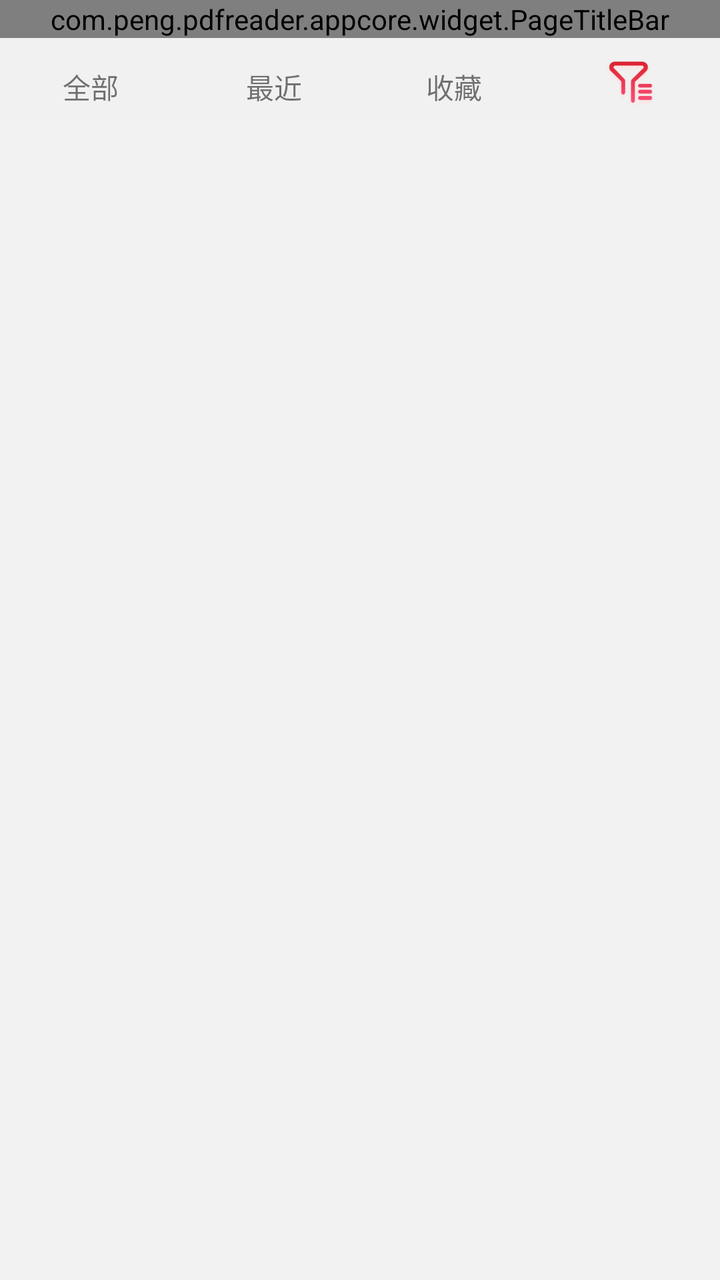
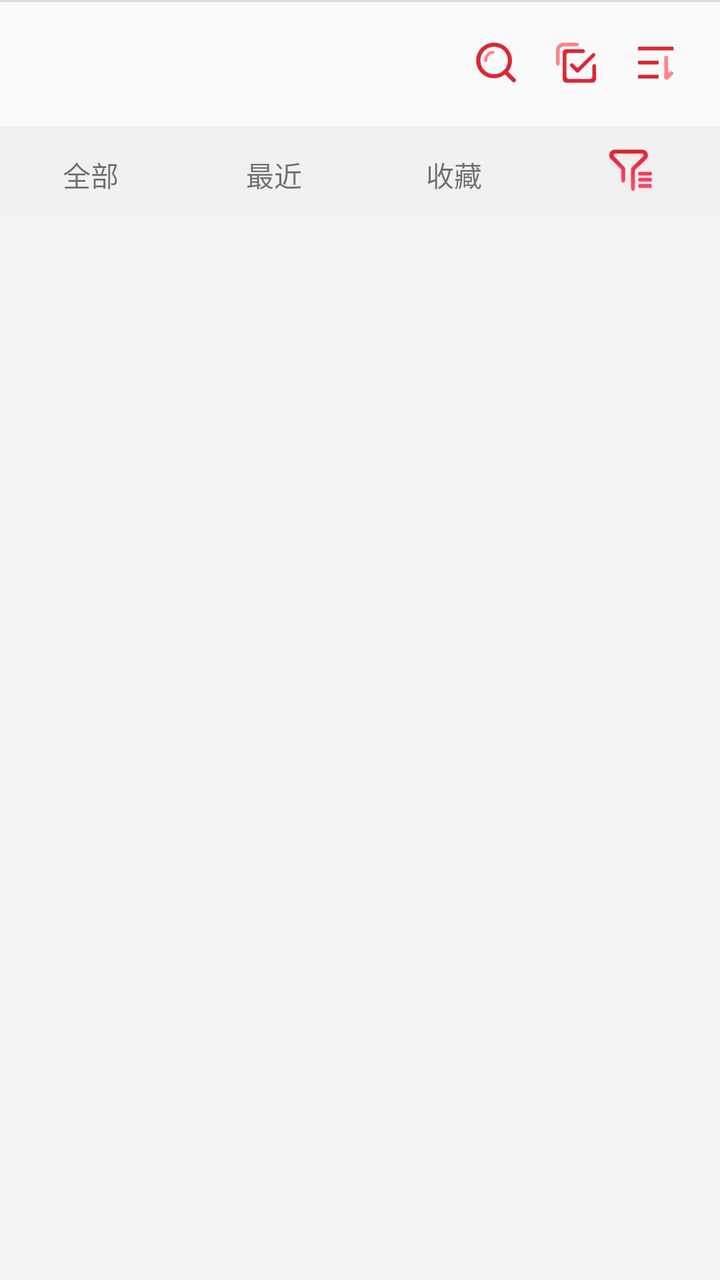

Screens rendered from an Android XML layout before and after an edit, with the pre-edit source and the edit as a unified diff.
<!-- AndroidManifest.xml: application theme Theme.PdfReader -->
<!-- res/layout/fragment_files.xml -->
<?xml version="1.0" encoding="utf-8"?>
<LinearLayout xmlns:android="http://schemas.android.com/apk/res/android"
    android:layout_width="match_parent"
    android:layout_height="match_parent"
    android:background="@color/surface_subtle"
    android:orientation="vertical">

    <FrameLayout
        android:layout_width="match_parent"
        android:layout_height="wrap_content">

        <com.peng.pdfreader.appcore.widget.PageTitleBar
            android:id="@+id/titleBar"
            android:layout_width="match_parent"
            android:layout_height="wrap_content" />

        
        <LinearLayout
            android:id="@+id/searchBar"
            android:layout_width="match_parent"
            android:layout_height="@dimen/top_bar_height"
            android:background="@color/surface_card"
            android:gravity="center_vertical"
            android:orientation="horizontal"
            android:paddingStart="12dp"
            android:paddingEnd="12dp"
            android:visibility="gone">

            <EditText
                android:id="@+id/etSearch"
                android:layout_width="0dp"
                android:layout_height="40dp"
                android:layout_weight="1"
                android:background="@drawable/bg_white_r36"
                android:backgroundTint="@null"
                android:hint="@string/files_search_hint"
                android:imeOptions="actionSearch"
                android:inputType="text"
                android:maxLines="1"
                android:paddingStart="12dp"
                android:paddingEnd="12dp"
                android:textColor="@color/text_secondary"
                android:textColorHint="@color/text_placeholder"
                android:textSize="16sp" />

            <TextView
                android:id="@+id/tvSearchCancel"
                android:layout_width="wrap_content"
                android:layout_height="wrap_content"
                android:layout_marginStart="16dp"
                android:clickable="true"
                android:focusable="true"
                android:text="@string/cancel"
                android:textColor="@color/text_secondary"
                android:textSize="16sp" />
        </LinearLayout>
    </FrameLayout>

    
    <LinearLayout
        android:id="@+id/tabRow"
        android:layout_width="match_parent"
        android:layout_height="44dp"
        android:background="@color/surface_muted"
        android:orientation="horizontal">

        <FrameLayout
            android:id="@+id/tabAll"
            android:layout_width="0dp"
            android:layout_height="match_parent"
            android:layout_weight="91"
            android:clickable="true"
            android:focusable="true">

            <TextView
                android:id="@+id/tvTabAll"
                android:layout_width="wrap_content"
                android:layout_height="wrap_content"
                android:layout_gravity="top|center_horizontal"
                android:layout_marginTop="14dp"
                android:fontFamily="sans-serif-medium"
                android:text="@string/files_tab_all"
                android:textSize="14sp" />

            <View
                android:id="@+id/indTabAll"
                android:layout_width="44dp"
                android:layout_height="2dp"
                android:layout_gravity="bottom|center_horizontal" />
        </FrameLayout>

        <FrameLayout
            android:id="@+id/tabRecent"
            android:layout_width="0dp"
            android:layout_height="match_parent"
            android:layout_weight="92"
            android:clickable="true"
            android:focusable="true">

            <TextView
                android:id="@+id/tvTabRecent"
                android:layout_width="wrap_content"
                android:layout_height="wrap_content"
                android:layout_gravity="top|center_horizontal"
                android:layout_marginTop="14dp"
                android:fontFamily="sans-serif-medium"
                android:text="@string/files_tab_recent"
                android:textSize="14sp" />

            <View
                android:id="@+id/indTabRecent"
                android:layout_width="44dp"
                android:layout_height="2dp"
                android:layout_gravity="bottom|center_horizontal" />
        </FrameLayout>

        <FrameLayout
            android:id="@+id/tabFavorites"
            android:layout_width="0dp"
            android:layout_height="match_parent"
            android:layout_weight="88"
            android:clickable="true"
            android:focusable="true">

            <TextView
                android:id="@+id/tvTabFavorites"
                android:layout_width="wrap_content"
                android:layout_height="wrap_content"
                android:layout_gravity="top|center_horizontal"
                android:layout_marginTop="14dp"
                android:fontFamily="sans-serif-medium"
                android:text="@string/files_tab_favorites"
                android:textSize="14sp" />

            <View
                android:id="@+id/indTabFavorites"
                android:layout_width="44dp"
                android:layout_height="2dp"
                android:layout_gravity="bottom|center_horizontal" />
        </FrameLayout>

        <FrameLayout
            android:id="@+id/searchSlot"
            android:layout_width="0dp"
            android:layout_height="match_parent"
            android:layout_weight="89">

            <ImageView
                android:id="@+id/ivFilter"
                android:layout_width="24dp"
                android:layout_height="24dp"
                android:layout_gravity="center"
                android:clickable="true"
                android:contentDescription="@string/search"
                android:focusable="true"
                android:scaleType="fitCenter"
                android:src="@mipmap/ic_filter" />
        </FrameLayout>
    </LinearLayout>

    
    <androidx.viewpager2.widget.ViewPager2
        android:id="@+id/pager"
        android:layout_width="match_parent"
        android:layout_height="0dp"
        android:layout_weight="1" />

    
    <View
        android:id="@+id/selectBarDivider"
        android:layout_width="match_parent"
        android:layout_height="1dp"
        android:background="@color/surface_hairline"
        android:visibility="gone" />

    
    <LinearLayout
        android:id="@+id/selectBar"
        android:layout_width="match_parent"
        android:layout_height="80dp"
        android:background="@color/surface_card"
        android:orientation="horizontal"
        android:visibility="gone">

        <LinearLayout
            android:id="@+id/actionSelectShare"
            android:layout_width="0dp"
            android:layout_height="match_parent"
            android:layout_weight="1"
            android:background="?android:attr/selectableItemBackground"
            android:clickable="true"
            android:focusable="true"
            android:gravity="center_horizontal"
            android:orientation="vertical"
            android:paddingTop="16dp">

            <ImageView
                android:id="@+id/ivActionSelectShare"
                android:layout_width="28dp"
                android:layout_height="28dp"
                android:contentDescription="@string/files_share"
                android:scaleType="fitCenter"
                android:src="@mipmap/ic_share_red" />

            <TextView
                android:id="@+id/tvActionSelectShare"
                android:layout_width="wrap_content"
                android:layout_height="wrap_content"
                android:layout_marginTop="4dp"
                android:fontFamily="sans-serif-medium"
                android:text="@string/files_share"
                android:textColor="@color/text_secondary"
                android:textSize="12sp" />
        </LinearLayout>

        <LinearLayout
            android:id="@+id/actionSelectSecond"
            android:layout_width="0dp"
            android:layout_height="match_parent"
            android:layout_weight="1"
            android:background="?android:attr/selectableItemBackground"
            android:clickable="true"
            android:focusable="true"
            android:gravity="center_horizontal"
            android:orientation="vertical"
            android:paddingTop="16dp">

            <ImageView
                android:id="@+id/ivActionSelectSecond"
                android:layout_width="28dp"
                android:layout_height="28dp"
                android:contentDescription="@string/rename"
                android:scaleType="fitCenter"
                android:src="@mipmap/ic_rename_black" />

            <TextView
                android:id="@+id/tvActionSelectSecond"
                android:layout_width="wrap_content"
                android:layout_height="wrap_content"
                android:layout_marginTop="4dp"
                android:fontFamily="sans-serif-medium"
                android:text="@string/rename"
                android:textColor="@color/text_secondary"
                android:textSize="12sp" />
        </LinearLayout>

        <LinearLayout
            android:id="@+id/actionSelectEdit"
            android:layout_width="0dp"
            android:layout_height="match_parent"
            android:layout_weight="1"
            android:background="?android:attr/selectableItemBackground"
            android:clickable="true"
            android:focusable="true"
            android:gravity="center_horizontal"
            android:orientation="vertical"
            android:paddingTop="16dp">

            <ImageView
                android:id="@+id/ivActionSelectEdit"
                android:layout_width="28dp"
                android:layout_height="28dp"
                android:contentDescription="@string/files_action_edit"
                android:scaleType="fitCenter"
                android:src="@mipmap/ic_edit_black" />

            <TextView
                android:id="@+id/tvActionSelectEdit"
                android:layout_width="wrap_content"
                android:layout_height="wrap_content"
                android:layout_marginTop="4dp"
                android:fontFamily="sans-serif-medium"
                android:text="@string/files_action_edit"
                android:textColor="@color/text_secondary"
                android:textSize="12sp" />
        </LinearLayout>

        <LinearLayout
            android:id="@+id/actionSelectDelete"
            android:layout_width="0dp"
            android:layout_height="match_parent"
            android:layout_weight="1"
            android:background="?android:attr/selectableItemBackground"
            android:clickable="true"
            android:focusable="true"
            android:gravity="center_horizontal"
            android:orientation="vertical"
            android:paddingTop="16dp">

            <ImageView
                android:id="@+id/ivActionSelectDelete"
                android:layout_width="28dp"
                android:layout_height="28dp"
                android:contentDescription="@string/delete"
                android:scaleType="fitCenter"
                android:src="@mipmap/ic_delete_black" />

            <TextView
                android:id="@+id/tvActionSelectDelete"
                android:layout_width="wrap_content"
                android:layout_height="wrap_content"
                android:layout_marginTop="4dp"
                android:fontFamily="sans-serif-medium"
                android:text="@string/delete"
                android:textColor="@color/text_secondary"
                android:textSize="12sp" />
        </LinearLayout>
    </LinearLayout>

</LinearLayout>
<!-- resources referenced by this layout -->
<resources>
  <color name="surface_card">#fafafa</color>
  <color name="surface_hairline">#dddddd</color>
  <color name="surface_muted">#f1f1f1</color>
  <color name="surface_subtle">#f2f2f2</color>
  <color name="text_placeholder">#999999</color>
  <color name="text_secondary">#333333</color>
  <dimen name="top_bar_height">64dp</dimen>
  <!-- drawable bg_white_r36 (drawable) -->
  <?xml version="1.0" encoding="utf-8"?>
  <shape xmlns:android="http://schemas.android.com/apk/res/android"
      android:shape="rectangle"
      >
      <solid android:color="#ffffff"/>
      <corners android:radius="36dp"/>
  </shape>
  <string name="cancel">取消</string>
  <string name="delete">删除</string>
  <string name="files_action_edit">编辑</string>
  <string name="files_search_hint">搜索文件名</string>
  <string name="files_share">分享</string>
  <string name="files_tab_all">全部</string>
  <string name="files_tab_favorites">收藏</string>
  <string name="files_tab_recent">最近</string>
  <string name="rename">重命名</string>
  <string name="search">搜索</string>
  <style name="Theme.PdfReader" parent="Theme.AppCore">
          <item name="android:windowBackground">@color/surface_subtle</item>
      </style>
  <color name="brand_primary">#da232f</color>
  <color name="brand_primary_dark">#dc2634</color>
  <color name="text_on_tint">#f8fbff</color>
  <color name="status_error_deep">#cc2631</color>
  <color name="text_primary">#060606</color>
  <color name="text_tertiary">#666666</color>
  <color name="status_error_crimson">#c42e47</color>
  <color name="surface_white_alt">#fffdfd</color>
  <style name="MaterialAlertDialog.AppCore" parent="MaterialAlertDialog.MaterialComponents">
          <item name="shapeAppearanceOverlay">@style/ShapeAppearance.AppCore.Dialog</item>
          <item name="backgroundTint">@color/surface_white_alt</item>
      </style>
  <style name="MaterialAlertDialog.AppCore.Title" parent="MaterialAlertDialog.MaterialComponents.Title.Text">
          <item name="android:textColor">@color/text_primary</item>
      </style>
  <style name="Widget.AppCore.Button.Text" parent="Widget.MaterialComponents.Button.TextButton">
          <item name="android:textColor">@color/text_on_tint</item>
          <item name="android:letterSpacing">0</item>
          <item name="android:textSize">16sp</item>
      </style>
  <style name="ShapeAppearance.AppCore.Dialog" parent="">
          <item name="cornerFamily">rounded</item>
          <item name="cornerSize">@dimen/radius_xl</item>
      </style>
  <dimen name="radius_xl">16dp</dimen>
  <!-- unchanged entries left out for length: 10 -->
</resources>

<!-- the commit's change to res/layout/fragment_files.xml (unified diff, before → after) -->
@@ -9,10 +9,63 @@
         android:layout_width="match_parent"
         android:layout_height="wrap_content">
 
-        <com.peng.pdfreader.appcore.widget.PageTitleBar
-            android:id="@+id/titleBar"
+        
+        <LinearLayout
             android:layout_width="match_parent"
-            android:layout_height="wrap_content" />
+            android:layout_height="63dp"
+            android:background="@color/surface_card"
+            android:gravity="center_vertical"
+            android:orientation="horizontal"
+            android:paddingStart="20dp"
+            android:paddingEnd="20dp">
+
+            <ImageView
+                android:id="@+id/ivBack"
+                android:layout_width="24dp"
+                android:layout_height="24dp"
+                android:layout_marginEnd="8dp"
+                android:contentDescription="@string/label_back"
+                android:src="@drawable/ic_arrow_back"
+                android:visibility="gone" />
+
+            <TextView
+                android:id="@+id/tvTitle"
+                style="@style/TextAppearance.AppCore.PageTitle"
+                android:layout_width="0dp"
+                android:layout_height="wrap_content"
+                android:layout_weight="1"
+                android:ellipsize="end"
+                android:maxLines="1" />
+
+            <ImageView
+                android:id="@+id/ivSearch"
+                android:layout_width="24dp"
+                android:layout_height="24dp"
+                android:layout_marginEnd="16dp"
+                android:contentDescription="@string/search"
+                android:src="@mipmap/ic_search_red" />
+
+            <ImageView
+                android:id="@+id/ivSelect"
+                android:layout_width="24dp"
+                android:layout_height="24dp"
+                android:layout_marginEnd="16dp"
+                android:contentDescription="@string/select_file"
+                android:src="@mipmap/ic_file_choose" />
+
+            <ImageView
+                android:id="@+id/ivSort"
+                android:layout_width="24dp"
+                android:layout_height="24dp"
+                android:contentDescription="@string/files_sort_title"
+                android:src="@mipmap/ic_sort" />
+        </LinearLayout>
+
+        
+        <View
+            android:layout_width="match_parent"
+            android:layout_height="1dp"
+            android:background="@color/surface_hairline" />
 
         
         <LinearLayout
<!-- resource entries referenced after the edit -->
@@ -15,16 +15,40 @@
       <solid android:color="#ffffff"/>
       <corners android:radius="36dp"/>
   </shape>
+  <!-- drawable ic_arrow_back (drawable) -->
+  <?xml version="1.0" encoding="utf-8"?>
+  <vector xmlns:android="http://schemas.android.com/apk/res/android"
+      android:width="24dp"
+      android:height="24dp"
+      android:viewportWidth="24"
+      android:viewportHeight="24"
+      android:tint="@color/text_secondary">
+      <path
+          android:fillColor="#FF000000"
+          android:pathData="M15.7,4.3a1,1 0 0,1 0,1.4L9.4,12l6.3,6.3a1,1 0 1,1 -1.4,1.4l-7,-7a1,1 0 0,1 0,-1.4l7,-7a1,1 0 0,1 1.4,0z" />
+  </vector>
+  <!-- mipmap ic_file_choose: webp bitmap (mipmap-xxhdpi, 1924 bytes) -->
+  <!-- mipmap ic_search_red: webp bitmap (mipmap-xxhdpi, 3478 bytes) -->
+  <!-- mipmap ic_sort: webp bitmap (mipmap-xxhdpi, 1218 bytes) -->
   <string name="cancel">取消</string>
   <string name="delete">删除</string>
   <string name="files_action_edit">编辑</string>
   <string name="files_search_hint">搜索文件名</string>
   <string name="files_share">分享</string>
+  <string name="files_sort_title">排序方式</string>
   <string name="files_tab_all">全部</string>
   <string name="files_tab_favorites">收藏</string>
   <string name="files_tab_recent">最近</string>
+  <string name="label_back" translatable="false">Back</string>
   <string name="rename">重命名</string>
   <string name="search">搜索</string>
+  <string name="select_file">选择文件</string>
+  <style name="TextAppearance.AppCore.PageTitle" parent="TextAppearance.MaterialComponents.Headline6">
+          <item name="android:textSize">20sp</item>
+          <item name="android:textStyle">bold</item>
+          <item name="android:textColor">@color/text_primary</item>
+          <item name="android:includeFontPadding">false</item>
+      </style>
   <style name="Theme.PdfReader" parent="Theme.AppCore">
           <item name="android:windowBackground">@color/surface_subtle</item>
       </style>
